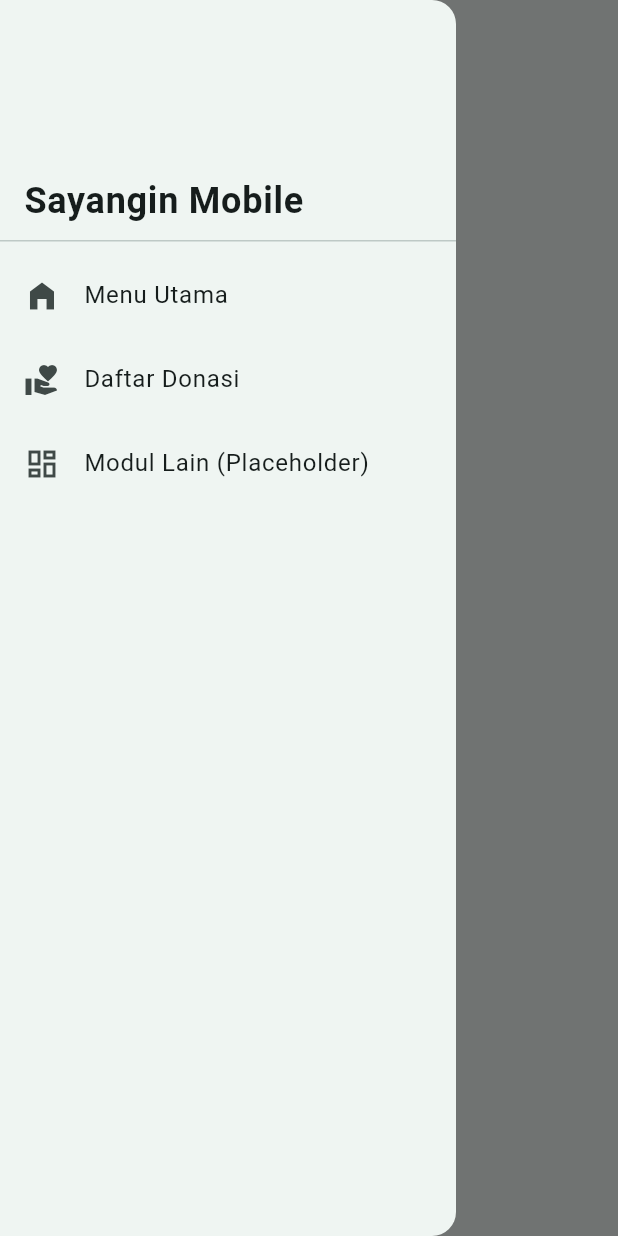
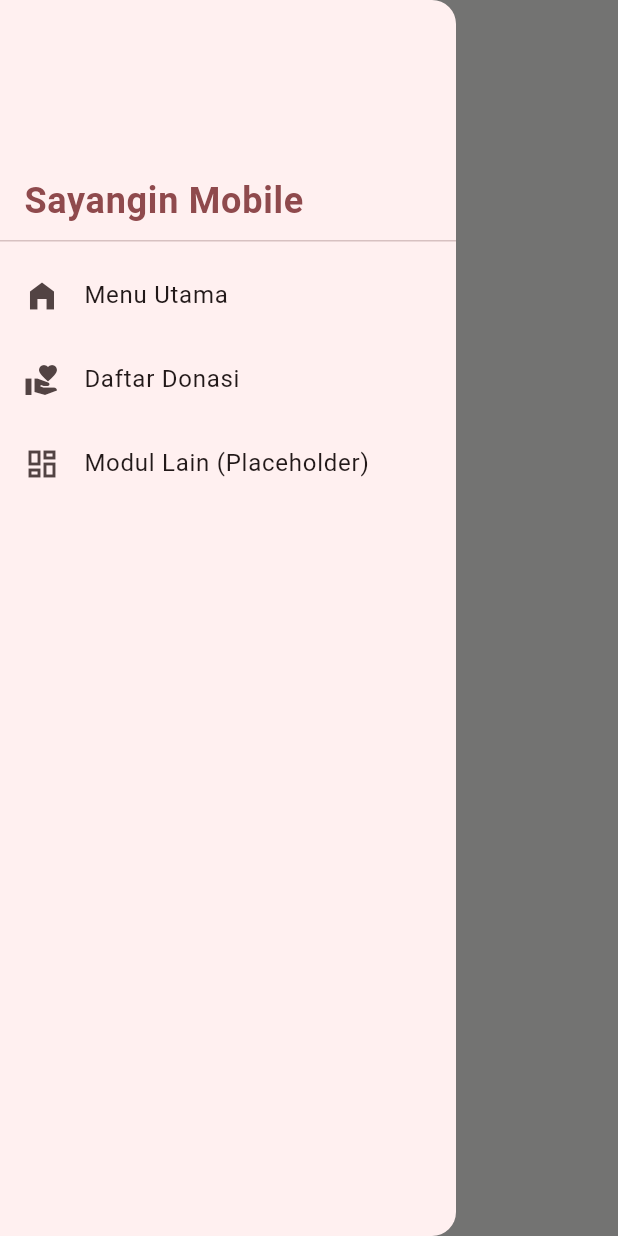
Before and after one commit to PBP-D-Kelompok-6/sayangin-mobile, a Flutter app: the screen it shows after launch, with the side drawer open, on a phone screen of 412 x 824 dp. Run offline on Flutter 3.47's test engine with Material 3 defaults, Android fonts, the phone set to English and light mode, and no system bars; missing offline and left inert: pbp_django_auth.

Commit message:
fix: restore main.dart and align donation module colors with main theme

```diff
--- a/lib/donation/widgets.dart
+++ b/lib/donation/widgets.dart
@@ -19,7 +19,7 @@ class DonationDrawer extends StatelessWidget {
                   style: TextStyle(
                     fontSize: 24,
                     fontWeight: FontWeight.bold,
-                    color: Theme.of(context).colorScheme.onSurface,
+                    color: Theme.of(context).colorScheme.primary,
                   ),
                 ),
               ],
--- a/lib/main.dart
+++ b/lib/main.dart
@@ -1,6 +1,10 @@
-// lib/main.dart (TEMPORARY TESTING)
 import 'package:flutter/material.dart';
-import 'package:sayangin_mobile/donation/screens/donation_page.dart';
+import 'package:pbp_django_auth/pbp_django_auth.dart';
+import 'package:provider/provider.dart';
+
+import 'impact/screens/impact_dashboard_page.dart';
+import 'donation/screens/donation_page.dart';
+import 'impact/widgets.dart';
 
 // SEMENTARA: aplikasi langsung membuka Modul Dampak sampai kerangka & navigasi kelompok masuk ke main.
 // Yang perlu dipertahankan saat digabung: Provider<CookieRequest> di atas MaterialApp.
@@ -13,17 +17,17 @@ class MyApp extends StatelessWidget {
 
   @override
   Widget build(BuildContext context) {
-    return MaterialApp(
-      title: 'Sayangin Mobile',
-      debugShowCheckedModeBanner: false,
-      theme: ThemeData(
-        colorScheme: ColorScheme.fromSeed(
-          seedColor: Colors.teal, // Sesuaikan dengan warna brand kelompok
+    return Provider(
+      create: (_) => CookieRequest(), // satu sesi login untuk seluruh aplikasi
+      child: MaterialApp(
+        title: 'Sayangin',
+        debugShowCheckedModeBanner: false,
+        theme: ThemeData(
+          colorScheme: ColorScheme.fromSeed(seedColor: ImpactColors.maroon, surface: ImpactColors.paper),
+          scaffoldBackgroundColor: ImpactColors.paper,
         ),
-        useMaterial3: true,
+        home: const DonationPage(),
       ),
-      // Menjalankan halaman donasi langsung sebagai halaman awal untuk testing
-      home: const DonationPage(),
     );
   }
 }
```
